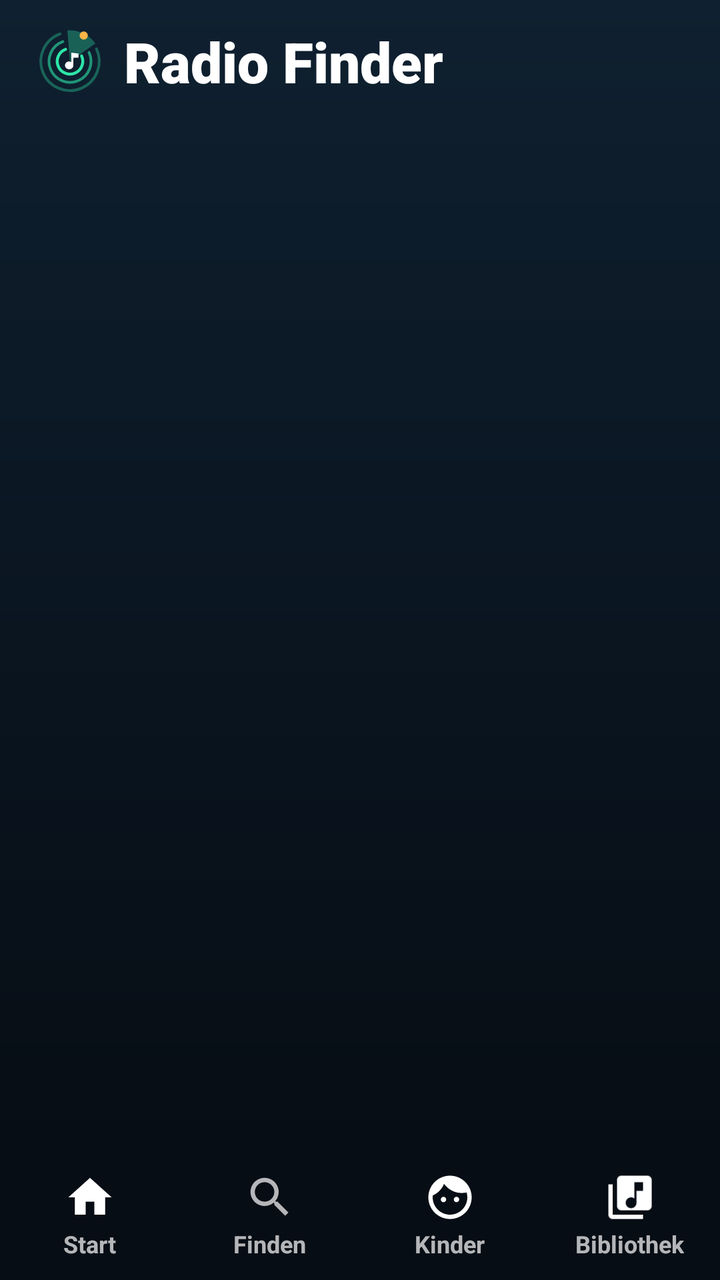
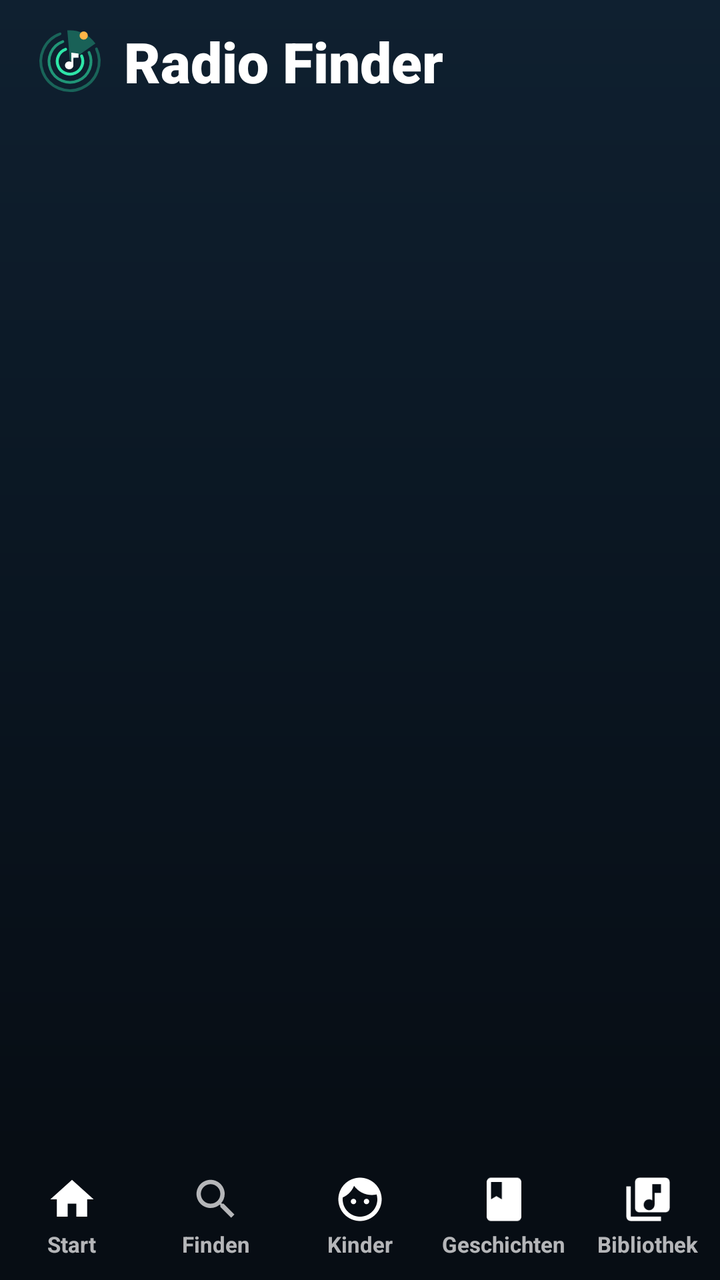

An Android layout rendered at two revisions. The XML below is the earlier revision; the diff shows what the commit changed to produce the second picture.
<!-- AndroidManifest.xml: application theme AppTheme -->
<!-- res/layout/activity_main.xml -->
<?xml version="1.0" encoding="utf-8"?>
<FrameLayout xmlns:android="http://schemas.android.com/apk/res/android"
    android:layout_width="match_parent"
    android:layout_height="match_parent"
    android:background="@drawable/bg_main"
    android:fitsSystemWindows="true">

    <LinearLayout
        android:layout_width="match_parent"
        android:layout_height="match_parent"
        android:orientation="vertical">

        
        <LinearLayout
            android:layout_width="match_parent"
            android:layout_height="wrap_content"
            android:orientation="vertical"
            android:paddingStart="18dp"
            android:paddingTop="12dp"
            android:paddingEnd="18dp"
            android:paddingBottom="4dp">

            <LinearLayout
                android:layout_width="match_parent"
                android:layout_height="wrap_content"
                android:gravity="center_vertical"
                android:orientation="horizontal">

                <ImageButton
                    android:id="@+id/back"
                    android:layout_width="40dp"
                    android:layout_height="40dp"
                    android:layout_marginEnd="8dp"
                    android:background="@drawable/bg_round_btn"
                    android:contentDescription="Zurück"
                    android:src="@drawable/ic_back"
                    android:visibility="gone" />

                <ImageView
                    android:id="@+id/brand"
                    android:layout_width="34dp"
                    android:layout_height="34dp"
                    android:layout_marginEnd="10dp"
                    android:src="@drawable/ic_logo" />

                <TextView
                    android:id="@+id/pageTitle"
                    android:layout_width="0dp"
                    android:layout_height="wrap_content"
                    android:layout_weight="1"
                    android:ellipsize="end"
                    android:fontFamily="sans-serif-black"
                    android:maxLines="1"
                    android:text="Radio Finder"
                    android:textColor="#FFFFFFFF"
                    android:textSize="28sp" />

                <TextView
                    android:id="@+id/liveChip"
                    android:layout_width="wrap_content"
                    android:layout_height="wrap_content"
                    android:background="@drawable/bg_chip"
                    android:paddingStart="10dp"
                    android:paddingTop="4dp"
                    android:paddingEnd="10dp"
                    android:paddingBottom="4dp"
                    android:textColor="#FF2EE6A8"
                    android:textSize="12sp"
                    android:textStyle="bold"
                    android:visibility="gone" />
            </LinearLayout>

            <FrameLayout
                android:id="@+id/searchBox"
                android:layout_width="match_parent"
                android:layout_height="52dp"
                android:layout_marginTop="12dp"
                android:background="@drawable/bg_search"
                android:visibility="gone">

                <ImageView
                    android:layout_width="22dp"
                    android:layout_height="22dp"
                    android:layout_gravity="center_vertical|start"
                    android:layout_marginStart="16dp"
                    android:src="@drawable/ic_search" />

                <EditText
                    android:id="@+id/search"
                    android:layout_width="match_parent"
                    android:layout_height="match_parent"
                    android:background="@null"
                    android:hint="Lied, Künstler oder Sender"
                    android:imeOptions="actionSearch"
                    android:inputType="text"
                    android:paddingStart="48dp"
                    android:paddingEnd="48dp"
                    android:singleLine="true"
                    android:textColor="#FFFFFFFF"
                    android:textColorHint="#80FFFFFF"
                    android:textSize="16sp" />

                <ImageButton
                    android:id="@+id/clear"
                    android:layout_width="44dp"
                    android:layout_height="44dp"
                    android:layout_gravity="center_vertical|end"
                    android:layout_marginEnd="4dp"
                    android:background="?android:attr/selectableItemBackgroundBorderless"
                    android:contentDescription="Löschen"
                    android:src="@drawable/ic_close"
                    android:visibility="gone" />
            </FrameLayout>
        </LinearLayout>

        <androidx.recyclerview.widget.RecyclerView
            android:id="@+id/recycler"
            android:layout_width="match_parent"
            android:layout_height="0dp"
            android:layout_weight="1"
            android:clipToPadding="false"
            android:paddingBottom="12dp" />

        
        <LinearLayout
            android:id="@+id/mini"
            android:layout_width="match_parent"
            android:layout_height="wrap_content"
            android:layout_marginStart="10dp"
            android:layout_marginEnd="10dp"
            android:layout_marginBottom="6dp"
            android:background="@drawable/bg_player"
            android:elevation="10dp"
            android:orientation="vertical"
            android:visibility="gone">

            <ProgressBar
                android:id="@+id/miniProgress"
                style="?android:attr/progressBarStyleHorizontal"
                android:layout_width="match_parent"
                android:layout_height="3dp"
                android:layout_marginStart="18dp"
                android:layout_marginTop="4dp"
                android:layout_marginEnd="18dp"
                android:progressBackgroundTint="#22FFFFFF"
                android:progressTint="#FF2EE6A8" />

            <LinearLayout
                android:layout_width="match_parent"
                android:layout_height="wrap_content"
                android:gravity="center_vertical"
                android:orientation="horizontal"
                android:paddingStart="8dp"
                android:paddingTop="4dp"
                android:paddingEnd="8dp"
                android:paddingBottom="8dp">

                <FrameLayout
                    android:layout_width="52dp"
                    android:layout_height="52dp">

                    <TextView
                        android:id="@+id/miniInitials"
                        style="@style/Initials"
                        android:textSize="18sp" />

                    <ImageView
                        android:id="@+id/miniArt"
                        android:layout_width="match_parent"
                        android:layout_height="match_parent" />
                </FrameLayout>

                <LinearLayout
                    android:layout_width="0dp"
                    android:layout_height="wrap_content"
                    android:layout_marginStart="12dp"
                    android:layout_weight="1"
                    android:orientation="vertical">

                    <LinearLayout
                        android:layout_width="match_parent"
                        android:layout_height="wrap_content"
                        android:gravity="center_vertical"
                        android:orientation="horizontal">

                        <de.gamingdoodz.radiofinder.EqualizerView
                            android:id="@+id/miniEq"
                            android:layout_width="16dp"
                            android:layout_height="14dp"
                            android:layout_marginEnd="6dp" />

                        <TextView
                            android:id="@+id/miniTitle"
                            android:layout_width="0dp"
                            android:layout_height="wrap_content"
                            android:layout_weight="1"
                            android:ellipsize="end"
                            android:maxLines="1"
                            android:textColor="#FFFFFFFF"
                            android:textSize="15sp"
                            android:textStyle="bold" />
                    </LinearLayout>

                    <TextView
                        android:id="@+id/miniSub"
                        android:layout_width="match_parent"
                        android:layout_height="wrap_content"
                        android:ellipsize="end"
                        android:maxLines="1"
                        android:textColor="#B3FFFFFF"
                        android:textSize="13sp" />
                </LinearLayout>

                <ImageButton
                    android:id="@+id/miniPlay"
                    android:tint="#FF08131C"
                    android:layout_width="46dp"
                    android:layout_height="46dp"
                    android:background="@drawable/bg_play"
                    android:contentDescription="Abspielen"
                    android:src="@drawable/ic_play" />

                <ImageButton
                    android:id="@+id/miniNext"
                    android:layout_width="44dp"
                    android:layout_height="44dp"
                    android:layout_marginStart="2dp"
                    android:background="?android:attr/selectableItemBackgroundBorderless"
                    android:contentDescription="Weiter"
                    android:src="@drawable/ic_next" />
            </LinearLayout>
        </LinearLayout>

        
        <LinearLayout
            android:layout_width="match_parent"
            android:layout_height="64dp"
            android:background="@drawable/bg_nav"
            android:orientation="horizontal">

            <LinearLayout android:id="@+id/navHome" style="@style/NavItem">
                <ImageView android:id="@+id/navHomeIcon" style="@style/NavIcon" android:src="@drawable/ic_home" />
                <TextView android:id="@+id/navHomeLabel" style="@style/NavLabel" android:text="Start" />
            </LinearLayout>

            <LinearLayout android:id="@+id/navFind" style="@style/NavItem">
                <ImageView android:id="@+id/navFindIcon" style="@style/NavIcon" android:src="@drawable/ic_search" />
                <TextView android:id="@+id/navFindLabel" style="@style/NavLabel" android:text="Finden" />
            </LinearLayout>

            <LinearLayout android:id="@+id/navKids" style="@style/NavItem">
                <ImageView android:id="@+id/navKidsIcon" style="@style/NavIcon" android:src="@drawable/ic_kids" />
                <TextView android:id="@+id/navKidsLabel" style="@style/NavLabel" android:text="Kinder" />
            </LinearLayout>

            <LinearLayout android:id="@+id/navLib" style="@style/NavItem">
                <ImageView android:id="@+id/navLibIcon" style="@style/NavIcon" android:src="@drawable/ic_library" />
                <TextView android:id="@+id/navLibLabel" style="@style/NavLabel" android:text="Bibliothek" />
            </LinearLayout>
        </LinearLayout>
    </LinearLayout>

    
    <FrameLayout
        android:id="@+id/full"
        android:layout_width="match_parent"
        android:layout_height="match_parent"
        android:background="#FF0A0B18"
        android:clickable="true"
        android:focusable="true"
        android:visibility="gone">

        <ImageView
            android:id="@+id/fullBg"
            android:layout_width="match_parent"
            android:layout_height="match_parent"
            android:alpha="0.55"
            android:scaleType="centerCrop" />

        <View
            android:layout_width="match_parent"
            android:layout_height="match_parent"
            android:background="@drawable/bg_full_overlay" />

        <LinearLayout
            android:layout_width="match_parent"
            android:layout_height="match_parent"
            android:gravity="center_horizontal"
            android:orientation="vertical"
            android:padding="22dp">

            <LinearLayout
                android:layout_width="match_parent"
                android:layout_height="wrap_content"
                android:gravity="center_vertical"
                android:orientation="horizontal">

                <ImageButton
                    android:id="@+id/fullClose"
                    android:layout_width="44dp"
                    android:layout_height="44dp"
                    android:background="@drawable/bg_round_btn"
                    android:contentDescription="Schließen"
                    android:src="@drawable/ic_chevron_down" />

                <TextView
                    android:id="@+id/fullSource"
                    android:layout_width="0dp"
                    android:layout_height="wrap_content"
                    android:layout_weight="1"
                    android:gravity="center"
                    android:letterSpacing="0.1"
                    android:textColor="#B3FFFFFF"
                    android:textSize="12sp"
                    android:textStyle="bold" />

                <TextView
                    android:id="@+id/fullSleep"
                    android:layout_width="wrap_content"
                    android:layout_height="36dp"
                    android:background="@drawable/bg_search"
                    android:gravity="center"
                    android:paddingStart="12dp"
                    android:paddingEnd="12dp"
                    android:text="☾ Timer"
                    android:textColor="#FFFFFFFF"
                    android:textSize="13sp"
                    android:textStyle="bold" />
            </LinearLayout>

            <View
                android:layout_width="1dp"
                android:layout_height="0dp"
                android:layout_weight="1" />

            <FrameLayout
                android:id="@+id/fullArtBox"
                android:layout_width="280dp"
                android:layout_height="280dp"
                android:elevation="16dp">

                <TextView
                    android:id="@+id/fullInitials"
                    style="@style/Initials"
                    android:textSize="84sp" />

                <ImageView
                    android:id="@+id/fullArt"
                    android:layout_width="match_parent"
                    android:layout_height="match_parent" />
            </FrameLayout>

            <TextView
                android:id="@+id/fullBadge"
                android:layout_width="wrap_content"
                android:layout_height="wrap_content"
                android:layout_marginTop="24dp"
                android:background="@drawable/bg_badge"
                android:paddingStart="10dp"
                android:paddingTop="3dp"
                android:paddingEnd="10dp"
                android:paddingBottom="3dp"
                android:text="● LIVE IM RADIO"
                android:textColor="#FFFFFFFF"
                android:textSize="11sp"
                android:textStyle="bold" />

            <TextView
                android:id="@+id/fullTitle"
                android:layout_width="match_parent"
                android:layout_height="wrap_content"
                android:layout_marginTop="12dp"
                android:ellipsize="end"
                android:fontFamily="sans-serif-black"
                android:gravity="center"
                android:maxLines="3"
                android:textColor="#FFFFFFFF"
                android:textSize="24sp" />

            <TextView
                android:id="@+id/fullSub"
                android:layout_width="match_parent"
                android:layout_height="wrap_content"
                android:layout_marginTop="4dp"
                android:ellipsize="end"
                android:gravity="center"
                android:maxLines="2"
                android:textColor="#B3FFFFFF"
                android:textSize="16sp" />

            <de.gamingdoodz.radiofinder.EqualizerView
                android:id="@+id/fullEq"
                android:layout_width="200dp"
                android:layout_height="44dp"
                android:layout_marginTop="18dp" />

            <View
                android:layout_width="1dp"
                android:layout_height="0dp"
                android:layout_weight="1" />

            <SeekBar
                android:id="@+id/fullSeek"
                android:layout_width="match_parent"
                android:layout_height="wrap_content"
                android:progressBackgroundTint="#33FFFFFF"
                android:progressTint="#FF2EE6A8"
                android:thumbTint="#FFFFFFFF" />

            <LinearLayout
                android:id="@+id/fullTimes"
                android:layout_width="match_parent"
                android:layout_height="wrap_content"
                android:orientation="horizontal"
                android:paddingStart="16dp"
                android:paddingEnd="16dp">

                <TextView
                    android:id="@+id/fullPos"
                    android:layout_width="0dp"
                    android:layout_height="wrap_content"
                    android:layout_weight="1"
                    android:textColor="#B3FFFFFF"
                    android:textSize="12sp" />

                <TextView
                    android:id="@+id/fullDur"
                    android:layout_width="wrap_content"
                    android:layout_height="wrap_content"
                    android:textColor="#B3FFFFFF"
                    android:textSize="12sp" />
            </LinearLayout>

            <LinearLayout
                android:layout_width="wrap_content"
                android:layout_height="wrap_content"
                android:layout_marginTop="14dp"
                android:layout_marginBottom="16dp"
                android:gravity="center_vertical"
                android:orientation="horizontal">

                <ImageButton android:id="@+id/fullFav" style="@style/FullBtn" android:contentDescription="Favorit" android:src="@drawable/ic_heart_outline" />
                <ImageButton android:id="@+id/fullPrev" style="@style/FullBtn" android:contentDescription="Zurück" android:src="@drawable/ic_prev" />

                <ImageButton
                    android:id="@+id/fullPlay"
                    android:tint="#FF08131C"
                    android:layout_width="80dp"
                    android:layout_height="80dp"
                    android:layout_marginStart="10dp"
                    android:layout_marginEnd="10dp"
                    android:background="@drawable/bg_play"
                    android:contentDescription="Abspielen"
                    android:elevation="8dp"
                    android:scaleType="center"
                    android:src="@drawable/ic_play" />

                <ImageButton android:id="@+id/fullNext" style="@style/FullBtn" android:contentDescription="Weiter" android:src="@drawable/ic_next" />
                <ImageButton android:id="@+id/fullStop" style="@style/FullBtn" android:contentDescription="Stopp" android:src="@drawable/ic_stop" />
            </LinearLayout>
        </LinearLayout>
    </FrameLayout>
</FrameLayout>
<!-- resources referenced by this layout -->
<resources>
  <!-- drawable bg_badge (drawable) -->
  <?xml version="1.0" encoding="utf-8"?>
  <shape xmlns:android="http://schemas.android.com/apk/res/android" android:shape="rectangle">
      <solid android:color="#FFFF3B5C" /><corners android:radius="6dp" />
  </shape>
  <!-- drawable bg_chip (drawable) -->
  <?xml version="1.0" encoding="utf-8"?>
  <shape xmlns:android="http://schemas.android.com/apk/res/android" android:shape="rectangle">
      <solid android:color="#1A2EE6A8" /><stroke android:width="1dp" android:color="#402EE6A8" /><corners android:radius="12dp" />
  </shape>
  <!-- drawable bg_full_overlay (drawable) -->
  <?xml version="1.0" encoding="utf-8"?>
  <shape xmlns:android="http://schemas.android.com/apk/res/android" android:shape="rectangle">
      <gradient android:angle="270" android:startColor="#660B1622" android:centerColor="#D90B1622" android:endColor="#FF060B11" />
  </shape>
  <!-- drawable bg_main (drawable) -->
  <?xml version="1.0" encoding="utf-8"?>
  <shape xmlns:android="http://schemas.android.com/apk/res/android" android:shape="rectangle">
      <gradient android:angle="270" android:startColor="#FF0F2030" android:centerColor="#FF0A1520" android:endColor="#FF060B11" />
  </shape>
  <!-- drawable bg_nav (drawable) -->
  <?xml version="1.0" encoding="utf-8"?>
  <shape xmlns:android="http://schemas.android.com/apk/res/android" android:shape="rectangle">
      <solid android:color="#FF070D14" />
  </shape>
  <!-- drawable bg_play (drawable) -->
  <?xml version="1.0" encoding="utf-8"?>
  <shape xmlns:android="http://schemas.android.com/apk/res/android" android:shape="oval">
      <gradient android:angle="45" android:startColor="#FF2EE6A8" android:endColor="#FF19B6D2" />
  </shape>
  <!-- drawable bg_player (drawable) -->
  <?xml version="1.0" encoding="utf-8"?>
  <shape xmlns:android="http://schemas.android.com/apk/res/android" android:shape="rectangle">
      <solid android:color="#F2132232" /><stroke android:width="1dp" android:color="#402EE6A8" /><corners android:radius="20dp" />
  </shape>
  <!-- drawable bg_round_btn (drawable) -->
  <?xml version="1.0" encoding="utf-8"?>
  <shape xmlns:android="http://schemas.android.com/apk/res/android" android:shape="oval">
      <solid android:color="#1FFFFFFF" />
  </shape>
  <!-- drawable bg_search (drawable) -->
  <?xml version="1.0" encoding="utf-8"?>
  <shape xmlns:android="http://schemas.android.com/apk/res/android" android:shape="rectangle">
      <solid android:color="#FF132232" /><stroke android:width="1dp" android:color="#332EE6A8" /><corners android:radius="16dp" />
  </shape>
  <style name="Initials">
          <item name="android:layout_width">match_parent</item>
          <item name="android:layout_height">match_parent</item>
          <item name="android:gravity">center</item>
          <item name="android:textColor">#FFFFFFFF</item>
          <item name="android:fontFamily">sans-serif-black</item>
      </style>
  <style name="NavIcon">
          <item name="android:layout_width">26dp</item>
          <item name="android:layout_height">26dp</item>
      </style>
  <style name="NavLabel">
          <item name="android:layout_width">wrap_content</item>
          <item name="android:layout_height">wrap_content</item>
          <item name="android:layout_marginTop">2dp</item>
          <item name="android:textSize">12sp</item>
          <item name="android:textStyle">bold</item>
      </style>
  <!-- unchanged entries left out for length: 16 -->
</resources>

<!-- the commit's change to res/layout/activity_main.xml (unified diff, before → after) -->
@@ -253,6 +253,11 @@
                 <TextView android:id="@+id/navKidsLabel" style="@style/NavLabel" android:text="Kinder" />
             </LinearLayout>
 
+            <LinearLayout android:id="@+id/navStories" style="@style/NavItem">
+                <ImageView android:id="@+id/navStoriesIcon" style="@style/NavIcon" android:src="@drawable/ic_book" />
+                <TextView android:id="@+id/navStoriesLabel" style="@style/NavLabel" android:text="Geschichten" />
+            </LinearLayout>
+
             <LinearLayout android:id="@+id/navLib" style="@style/NavItem">
                 <ImageView android:id="@+id/navLibIcon" style="@style/NavIcon" android:src="@drawable/ic_library" />
                 <TextView android:id="@+id/navLibLabel" style="@style/NavLabel" android:text="Bibliothek" />
<!-- resource entries referenced after the edit -->
@@ -45,6 +45,13 @@
   <shape xmlns:android="http://schemas.android.com/apk/res/android" android:shape="rectangle">
       <solid android:color="#FF132232" /><stroke android:width="1dp" android:color="#332EE6A8" /><corners android:radius="16dp" />
   </shape>
+  <!-- drawable ic_book (drawable) -->
+  <?xml version="1.0" encoding="utf-8"?>
+  <vector xmlns:android="http://schemas.android.com/apk/res/android"
+      android:width="24dp" android:height="24dp"
+      android:viewportWidth="24" android:viewportHeight="24">
+      <path android:fillColor="#FFFFFFFF" android:pathData="M18,2H6c-1.1,0 -2,0.9 -2,2v16c0,1.1 0.9,2 2,2h12c1.1,0 2,-0.9 2,-2V4c0,-1.1 -0.9,-2 -2,-2zM6,4h5v8l-2.5,-1.5L6,12V4z" />
+  </vector>
   <style name="Initials">
           <item name="android:layout_width">match_parent</item>
           <item name="android:layout_height">match_parent</item>
@@ -60,8 +67,9 @@
           <item name="android:layout_width">wrap_content</item>
           <item name="android:layout_height">wrap_content</item>
           <item name="android:layout_marginTop">2dp</item>
-          <item name="android:textSize">12sp</item>
+          <item name="android:textSize">11sp</item>
           <item name="android:textStyle">bold</item>
+          <item name="android:maxLines">1</item>
       </style>
   <!-- unchanged entries left out for length: 16 -->
 </resources>
